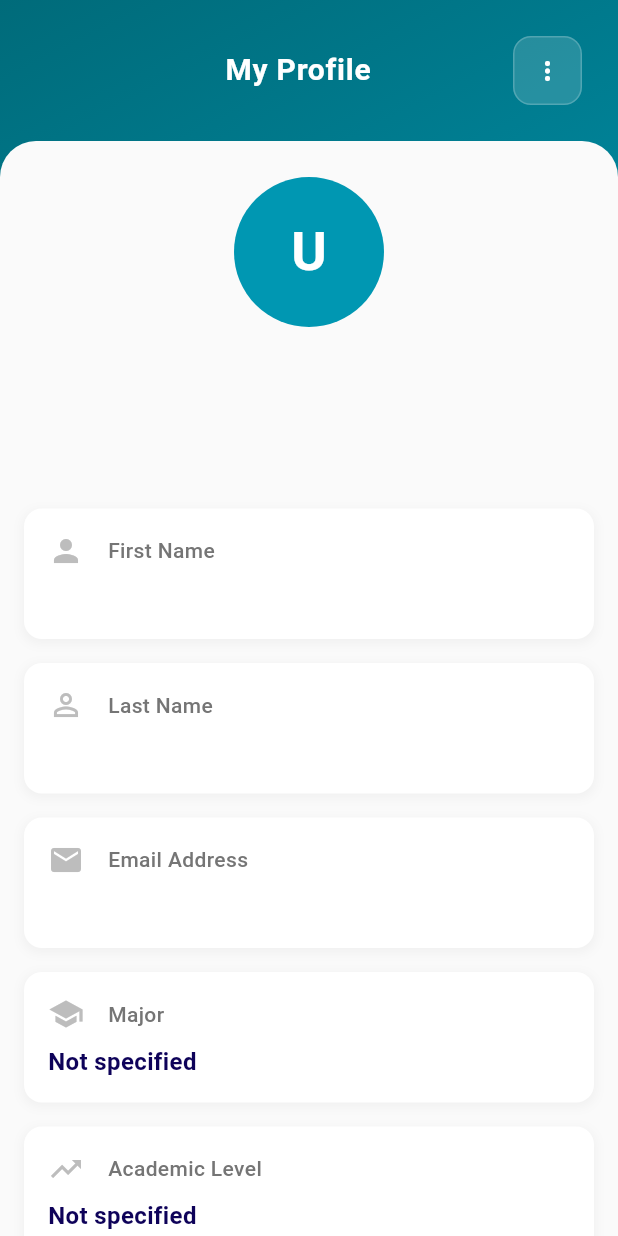
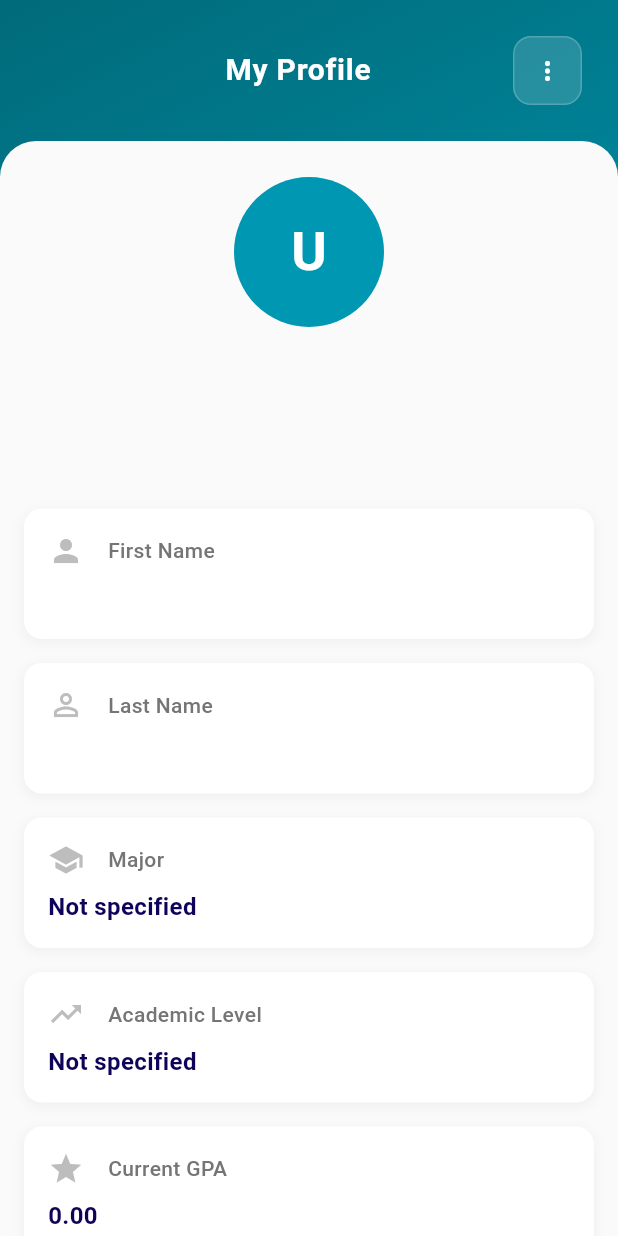
Before and after one commit to LayanMh/SWE444, a Flutter app: the ProfileScreen screen opened directly, on a phone screen of 412 x 824 dp. Run offline on Flutter 3.47's test engine with Material 3 defaults, Android fonts, the phone set to English and light mode, and no system bars; our stand-ins replace cloud_firestore, firebase_auth, firebase_core, flutter_local_notifications, flutter_secure_storage, shared_preferences; missing offline and left inert: flutter_appauth; accounts and stored records are empty.

Commit message:
Update profile.dart

```diff
--- a/lib/screens/profile.dart
+++ b/lib/screens/profile.dart
@@ -1168,11 +1168,7 @@ Widget build(BuildContext context) {
                                           fieldName: 'LName',
                                           validator: (value) => _validateName(value, 'last name'),
                                         ),
-                                      _buildReadOnlyTile(
-                                        icon: Icons.email,
-                                        title: 'Email Address',
-                                        value: currentUserEmail ?? _auth.currentUser?.email ?? 'Not available',
-                                      ),
+
                                       // Academic Information
                                       _buildEditableDropdown<String>(
                                         icon: Icons.school,
```
